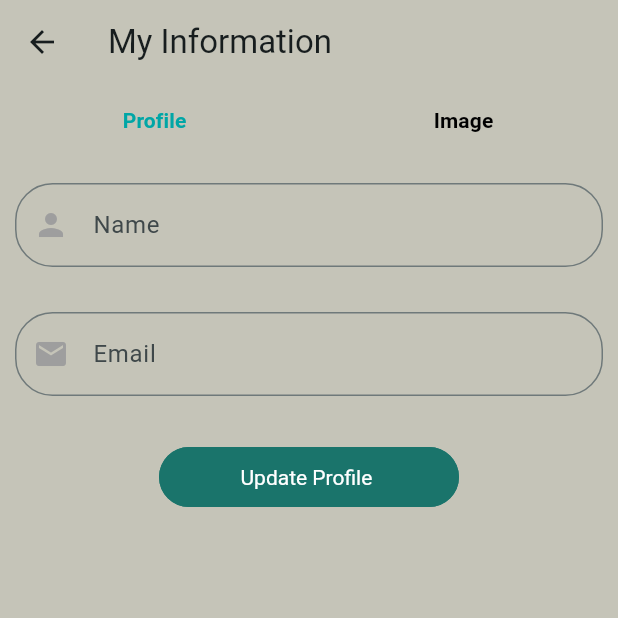
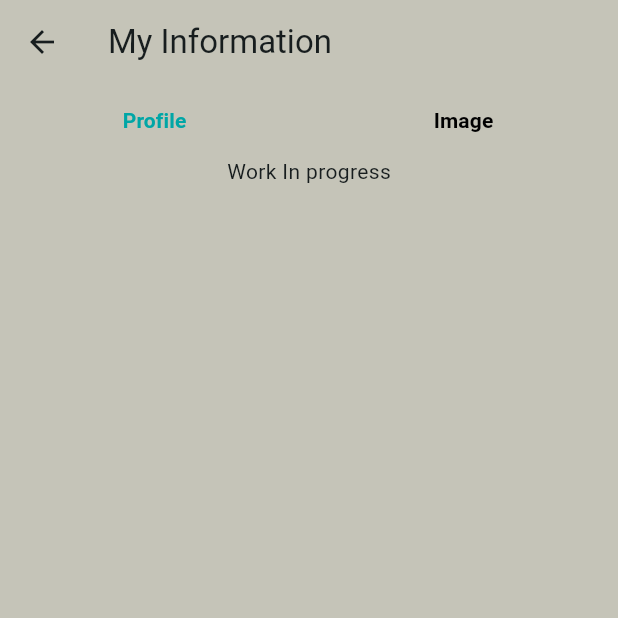
Before and after one commit to kushalchh07/MinimalChatAppUsingFlutter, a Flutter app: the CustomDrawer screen opened directly, after a tap on "My Information", on a phone screen of 412 x 824 dp, the top half of it. Run offline on Flutter 3.47's test engine with Material 3 defaults, Android fonts, the phone set to English and light mode, and no system bars; our stand-ins replace bloc, cached_network_image, cloud_firestore, equatable, firebase_auth, firebase_core and 8 more; missing offline and left inert: firebase_app_check; accounts and stored records are empty.

Commit message:
feat: Ui changes

```diff
--- a/lib/pages/Drawer/customDrawer.dart
+++ b/lib/pages/Drawer/customDrawer.dart
@@ -96,7 +96,12 @@ class _CustomDrawerState extends State<CustomDrawer> {
                     ),
                     child: Column(
                       children: <Widget>[
-                        SizedBox(height: Get.height * 0.1),
+                        SizedBox(height: Get.height * 0.14),
+                        // Divider(
+                        //   height: 0,
+                        //   color: greenColor,
+                        //   // color: Colors.black,
+                        // ),
                         ListTile(
                           onTap: () {
                             Navigator.of(context).push(
@@ -107,15 +112,17 @@ class _CustomDrawerState extends State<CustomDrawer> {
                           title: const Text('My Information'),
                           leading: Icon(
                             Icons.person,
-                            color: secondaryColor,
+                            color: greenColor,
                           ),
                           trailing: Icon(
                             Icons.arrow_forward_ios,
-                            color: secondaryColor,
+                            color: greenColor,
                           ),
                         ),
-                        const Divider(
+                        Divider(
                           height: 0,
+                          color: greenColor,
+                          // color: Colors.black,
                         ),
                         ListTile(
                           onTap: () {
@@ -127,22 +134,25 @@ class _CustomDrawerState extends State<CustomDrawer> {
                           title: const Text('Settings'),
                           leading: Icon(
                             Icons.settings,
-                            color: secondaryColor,
+                            color: greenColor,
                           ),
                           trailing: Icon(
                             Icons.arrow_forward_ios,
-                            color: secondaryColor,
+                            color: greenColor,
                           ),
                         ),
-                        const Divider(
+                        Divider(
                           height: 0,
+                          color: greenColor,
+                          // color: Colors.black,
                         ),
                         ListTile(
                           onTap: () {
                             Navigator.of(context).push(
                               MaterialPageRoute(
                                   builder: (context) => BlocProvider(
-                                        create: (context) => UserBloc(ChatService()),
+                                        create: (context) =>
+                                            UserBloc(ChatService()),
                                         child: const BlockedUsers(),
                                       )),
                             );
@@ -150,12 +160,17 @@ class _CustomDrawerState extends State<CustomDrawer> {
                           title: const Text('Blocked Users'),
                           leading: Icon(
                             Icons.block_flipped,
-                            color: secondaryColor,
+                            color: greenColor,
                           ),
                           trailing: Icon(
                             Icons.arrow_forward_ios,
-                            color: secondaryColor,
+                            color: greenColor,
                           ),
+                        ),
+                        Divider(
+                          height: 0,
+                          color: greenColor,
+                          // color: Colors.black,
                         ),
                         ListTile(
                           onTap: () async {
@@ -181,11 +196,11 @@ class _CustomDrawerState extends State<CustomDrawer> {
                           ),
                           leading: Icon(
                             Icons.power_settings_new_sharp,
-                            color: primaryColor,
+                            color: greenColor,
                           ),
                           trailing: Icon(
                             Icons.arrow_forward_ios_rounded,
-                            color: primaryColor,
+                            color: greenColor,
                           ),
                         ),
                         const SizedBox(
@@ -232,7 +247,7 @@ class _CustomDrawerState extends State<CustomDrawer> {
                                           height: 60,
                                           width: 60,
                                           decoration: BoxDecoration(
-                                              color: primaryColor,
+                                              color: greenColor,
                                               shape: BoxShape.circle),
                                           child: Center(
                                             child: Text(
@@ -286,9 +301,9 @@ class _CustomDrawerState extends State<CustomDrawer> {
                                 ),
                                 Text(
                                   email,
-                                  style: const TextStyle(
+                                  style: TextStyle(
                                     fontSize: 16,
-                                    color: Colors.grey,
+                                    color: Colors.grey[600],
                                   ),
                                 ),
                               ],
--- a/lib/pages/Drawer/user_profile.dart
+++ b/lib/pages/Drawer/user_profile.dart
@@ -18,99 +18,100 @@ class _UserProfileState extends State<UserProfile> {
   @override
   Widget build(BuildContext context) {
     return Container(
-      child: Center(
-        child: Padding(
-          padding: const EdgeInsets.symmetric(horizontal: 10.0, vertical: 8),
-          child: Column(
-            children: [
-              SizedBox(
-                height: 10,
-              ),
-              TextFormField(
-                cursorColor: greenColor,
-                controller: fullNameController,
-                validator: (value) {
-                  if (value == null || value.isEmpty) {
-                    return 'Please enter your Name';
-                  }
-                  if (value.length < 10) {
-                    return 'Please enter valid Name';
-                  }
-                  return null;
-                },
-                textInputAction: TextInputAction.next,
-                keyboardType: TextInputType.name,
-                decoration: InputDecoration(
-                  floatingLabelStyle: floatingLabelTextStyle(),
-                  prefixIcon: Icon(
-                    Icons.person,
-                    color: greyColor,
-                  ),
-                  focusedBorder: customFocusBorder(),
-                  border: OutlineInputBorder(
-                    borderRadius: BorderRadius.circular(25),
-                    borderSide: BorderSide(color: primaryColor, width: 2),
-                  ),
-                  labelStyle: TextStyle(color: greyColor, fontSize: 13),
-                  hintText: 'Name',
-                ),
-              ),
-              const SizedBox(
-                height: 30,
-              ),
-              TextFormField(
-                cursorColor: greenColor,
-                controller: emailController,
-                validator: (value) {
-                  if (value == null || value.isEmpty) {
-                    return 'Please enter your Email';
-                  }
-                  if (value.length < 10) {
-                    return 'Please enter valid Email';
-                  }
-                  return null;
-                },
-                textInputAction: TextInputAction.next,
-                keyboardType: TextInputType.emailAddress,
-                decoration: InputDecoration(
-                  floatingLabelStyle: floatingLabelTextStyle(),
-                  prefixIcon: Icon(
-                    Icons.email,
-                    color: greyColor,
-                  ),
-                  focusedBorder: customFocusBorder(),
-                  border: OutlineInputBorder(
-                    borderRadius: BorderRadius.circular(25),
-                    borderSide: BorderSide(color: primaryColor, width: 2),
-                  ),
-                  labelStyle: TextStyle(color: greyColor, fontSize: 13),
-                  hintText: 'Email',
-                ),
-              ),
-              SizedBox(
-                height: 30,
-              ),
-              ElevatedButton(
-                style: ElevatedButton.styleFrom(
-                  backgroundColor: greenColor,
-                  shape: StadiumBorder(),
-                  padding: EdgeInsets.symmetric(horizontal: 20, vertical: 10),
-                  minimumSize: Size(200, 40),
-                  maximumSize: Size(200, 40),
-                  elevation: 0,
-                  textStyle: TextStyle(color: Colors.white),
-                  side: BorderSide(color: greenColor),
-                ),
-                onPressed: () {},
-                child: Text(
-                  'Update Profile ',
-                  style: TextStyle(color: Colors.white),
-                ),
-              ),
-            ],
-          ),
-        ),
-      ),
+      child: Text("Work In progress"),
+      // child: Center(
+      //   child: Padding(
+      //     padding: const EdgeInsets.symmetric(horizontal: 10.0, vertical: 8),
+      //     child: Column(
+      //       children: [
+      //         SizedBox(
+      //           height: 10,
+      //         ),
+      //         TextFormField(
+      //           cursorColor: greenColor,
+      //           controller: fullNameController,
+      //           validator: (value) {
+      //             if (value == null || value.isEmpty) {
+      //               return 'Please enter your Name';
+      //             }
+      //             if (value.length < 10) {
+      //               return 'Please enter valid Name';
+      //             }
+      //             return null;
+      //           },
+      //           textInputAction: TextInputAction.next,
+      //           keyboardType: TextInputType.name,
+      //           decoration: InputDecoration(
+      //             floatingLabelStyle: floatingLabelTextStyle(),
+      //             prefixIcon: Icon(
+      //               Icons.person,
+      //               color: greyColor,
+      //             ),
+      //             focusedBorder: customFocusBorder(),
+      //             border: OutlineInputBorder(
+      //               borderRadius: BorderRadius.circular(25),
+      //               borderSide: BorderSide(color: primaryColor, width: 2),
+      //             ),
+      //             labelStyle: TextStyle(color: greyColor, fontSize: 13),
+      //             hintText: 'Name',
+      //           ),
+      //         ),
+      //         const SizedBox(
+      //           height: 30,
+      //         ),
+      //         TextFormField(
+      //           cursorColor: greenColor,
+      //           controller: emailController,
+      //           validator: (value) {
+      //             if (value == null || value.isEmpty) {
+      //               return 'Please enter your Email';
+      //             }
+      //             if (value.length < 10) {
+      //               return 'Please enter valid Email';
+      //             }
+      //             return null;
+      //           },
+      //           textInputAction: TextInputAction.next,
+      //           keyboardType: TextInputType.emailAddress,
+      //           decoration: InputDecoration(
+      //             floatingLabelStyle: floatingLabelTextStyle(),
+      //             prefixIcon: Icon(
+      //               Icons.email,
+      //               color: greyColor,
+      //             ),
+      //             focusedBorder: customFocusBorder(),
+      //             border: OutlineInputBorder(
+      //               borderRadius: BorderRadius.circular(25),
+      //               borderSide: BorderSide(color: primaryColor, width: 2),
+      //             ),
+      //             labelStyle: TextStyle(color: greyColor, fontSize: 13),
+      //             hintText: 'Email',
+      //           ),
+      //         ),
+      //         SizedBox(
+      //           height: 30,
+      //         ),
+      //         ElevatedButton(
+      //           style: ElevatedButton.styleFrom(
+      //             backgroundColor: greenColor,
+      //             shape: StadiumBorder(),
+      //             padding: EdgeInsets.symmetric(horizontal: 20, vertical: 10),
+      //             minimumSize: Size(200, 40),
+      //             maximumSize: Size(200, 40),
+      //             elevation: 0,
+      //             textStyle: TextStyle(color: Colors.white),
+      //             side: BorderSide(color: greenColor),
+      //           ),
+      //           onPressed: () {},
+      //           child: Text(
+      //             'Update Profile ',
+      //             style: TextStyle(color: Colors.white),
+      //           ),
+      //         ),
+      //       ],
+      //     ),
+      //   ),
+      // ),
     );
   }
 }
--- a/lib/pages/screen/settings.dart
+++ b/lib/pages/screen/settings.dart
@@ -4,6 +4,7 @@ import 'package:chat_app/pages/Login&signUp/sign_inpage.dart';
 // import 'package:chat_app/pages/screen/profile_image_screen.dart';
 import 'package:flutter/cupertino.dart';
 import 'package:flutter/material.dart';
+import 'package:fluttertoast/fluttertoast.dart';
 import 'package:get/get.dart';
 import 'package:get/get_core/src/get_main.dart';
 
@@ -29,7 +30,10 @@ class SettingsState extends State<Settings> {
         context, MaterialPageRoute(builder: (context) => UserPassword()));
   }
 
-  void onTapDeleteAccount() {}
+  void onTapDeleteAccount() {
+    Fluttertoast.showToast(msg: "Work In progress");
+  }
+
   @override
   Widget build(BuildContext context) {
     return Scaffold(
```
